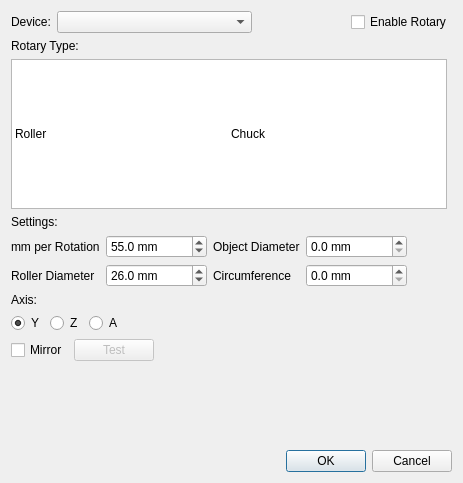
The window that src/windows/rotary_setup.ui (flux3dp/swiftray) describes before a commit, drawn with Qt 5.
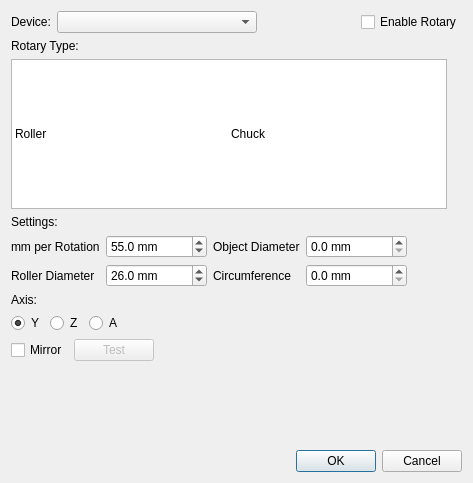
The same window after the commit. Icons and pictures are not drawn.

Patch:
```diff
--- a/src/windows/rotary_setup.ui
+++ b/src/windows/rotary_setup.ui
@@ -6,7 +6,7 @@
    <rect>
     <x>0</x>
     <y>0</y>
-    <width>463</width>
+    <width>473</width>
     <height>483</height>
    </rect>
   </property>
```
